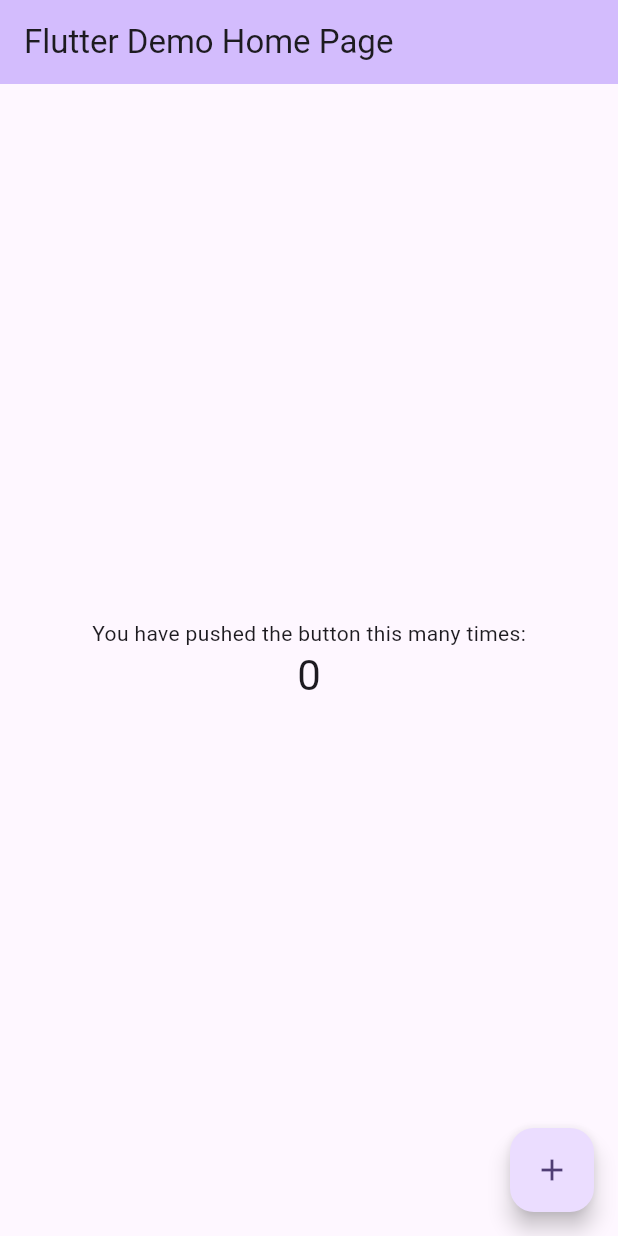
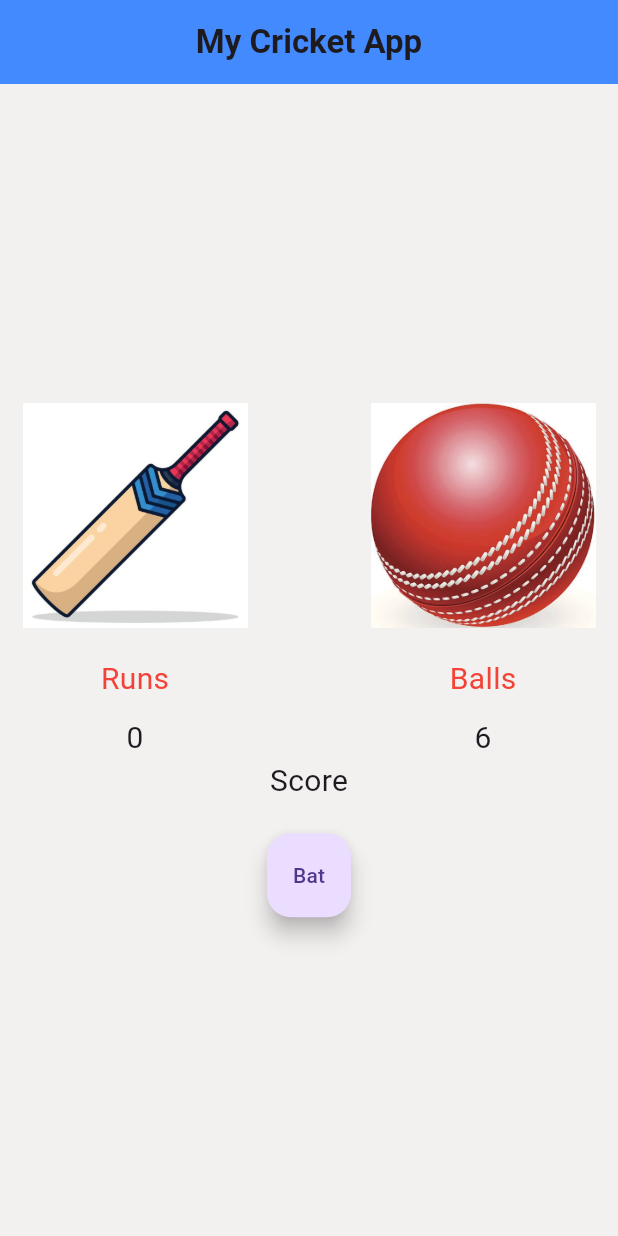
Before and after one commit to BACAbeykoon/Cricket_App, a Flutter app: the screen it shows after launch, on a phone screen of 412 x 824 dp. Run offline on Flutter 3.47's test engine with Material 3 defaults, Android fonts, the phone set to English and light mode, and no system bars.

Commit message:
Create the UI

```diff
--- a/cricket_app/lib/main.dart
+++ b/cricket_app/lib/main.dart
@@ -1,122 +1,81 @@
 import 'package:flutter/material.dart';
 
 void main() {
-  runApp(const MyApp());
+  runApp(MaterialApp(debugShowCheckedModeBanner: false, home: MycricketApp()));
 }
 
-class MyApp extends StatelessWidget {
-  const MyApp({super.key});
+class MycricketApp extends StatefulWidget {
+  const MycricketApp({super.key});
 
-  // This widget is the root of your application.
+  @override
+  State<MycricketApp> createState() => _MycricketAppState();
+}
+
+class _MycricketAppState extends State<MycricketApp> {
   @override
   Widget build(BuildContext context) {
-    return MaterialApp(
-      title: 'Flutter Demo',
-      theme: ThemeData(
-        // This is the theme of your application.
-        //
-        // TRY THIS: Try running your application with "flutter run". You'll see
-        // the application has a purple toolbar. Then, without quitting the app,
-        // try changing the seedColor in the colorScheme below to Colors.green
-        // and then invoke "hot reload" (save your changes or press the "hot
-        // reload" button in a Flutter-supported IDE, or press "r" if you used
-        // the command line to start the app).
-        //
-        // Notice that the counter didn't reset back to zero; the application
-        // state is not lost during the reload. To reset the state, use hot
-        // restart instead.
-        //
-        // This works for code too, not just values: Most code changes can be
-        // tested with just a hot reload.
-        colorScheme: ColorScheme.fromSeed(seedColor: Colors.deepPurple),
+    return Scaffold(
+      backgroundColor: const Color.fromARGB(255, 243, 240, 240),
+      appBar: AppBar(
+        backgroundColor: Colors.blueAccent,
+        centerTitle: true,
+        title: Text(
+          "My Cricket App",
+          style: TextStyle(fontWeight: FontWeight.bold),
+        ),
       ),
-      home: const MyHomePage(title: 'Flutter Demo Home Page'),
-    );
-  }
-}
-
-class MyHomePage extends StatefulWidget {
-  const MyHomePage({super.key, required this.title});
-
-  // This widget is the home page of your application. It is stateful, meaning
-  // that it has a State object (defined below) that contains fields that affect
-  // how it looks.
-
-  // This class is the configuration for the state. It holds the values (in this
-  // case the title) provided by the parent (in this case the App widget) and
-  // used by the build method of the State. Fields in a Widget subclass are
-  // always marked "final".
-
-  final String title;
-
-  @override
-  State<MyHomePage> createState() => _MyHomePageState();
-}
-
-class _MyHomePageState extends State<MyHomePage> {
-  int _counter = 0;
-
-  void _incrementCounter() {
-    setState(() {
-      // This call to setState tells the Flutter framework that something has
-      // changed in this State, which causes it to rerun the build method below
-      // so that the display can reflect the updated values. If we changed
-      // _counter without calling setState(), then the build method would not be
-      // called again, and so nothing would appear to happen.
-      _counter++;
-    });
-  }
-
-  @override
-  Widget build(BuildContext context) {
-    // This method is rerun every time setState is called, for instance as done
-    // by the _incrementCounter method above.
-    //
-    // The Flutter framework has been optimized to make rerunning build methods
-    // fast, so that you can just rebuild anything that needs updating rather
-    // than having to individually change instances of widgets.
-    return Scaffold(
-      appBar: AppBar(
-        // TRY THIS: Try changing the color here to a specific color (to
-        // Colors.amber, perhaps?) and trigger a hot reload to see the AppBar
-        // change color while the other colors stay the same.
-        backgroundColor: Theme.of(context).colorScheme.inversePrimary,
-        // Here we take the value from the MyHomePage object that was created by
-        // the App.build method, and use it to set our appbar title.
-        title: Text(widget.title),
-      ),
-      body: Center(
-        // Center is a layout widget. It takes a single child and positions it
-        // in the middle of the parent.
+      body: Padding(
+        padding: const EdgeInsets.all(15.0),
         child: Column(
-          // Column is also a layout widget. It takes a list of children and
-          // arranges them vertically. By default, it sizes itself to fit its
-          // children horizontally, and tries to be as tall as its parent.
-          //
-          // Column has various properties to control how it sizes itself and
-          // how it positions its children. Here we use mainAxisAlignment to
-          // center the children vertically; the main axis here is the vertical
-          // axis because Columns are vertical (the cross axis would be
-          // horizontal).
-          //
-          // TRY THIS: Invoke "debug painting" (choose the "Toggle Debug Paint"
-          // action in the IDE, or press "p" in the console), to see the
-          // wireframe for each widget.
           mainAxisAlignment: MainAxisAlignment.center,
-          children: <Widget>[
-            const Text('You have pushed the button this many times:'),
-            Text(
-              '$_counter',
-              style: Theme.of(context).textTheme.headlineMedium,
+          children: [
+            Row(
+              mainAxisAlignment: MainAxisAlignment.spaceBetween,
+              children: [
+                Column(
+                  children: [
+                    Image.asset("assets/bat.jpg", height: 150, width: 150),
+                    SizedBox(height: 20),
+                    Text(
+                      "Runs",
+                      style: TextStyle(fontSize: 20, color: Colors.red),
+                    ),
+                    SizedBox(height: 10),
+                    Text("0", style: TextStyle(fontSize: 20)),
+                  ],
+                ),
+                Column(
+                  children: [
+                    Image.asset("assets/ball.jpg", height: 150, width: 150),
+                    SizedBox(height: 20),
+                    Text(
+                      "Balls",
+                      style: TextStyle(fontSize: 20, color: Colors.red),
+                    ),
+                    SizedBox(height: 10),
+                    Text("6", style: TextStyle(fontSize: 20)),
+                  ],
+                ),
+              ],
+            ),
+            Row(
+              mainAxisAlignment: MainAxisAlignment.center,
+              children: [
+                Column(
+                  children: [Text("Score", style: TextStyle(fontSize: 20))],
+                ),
+              ],
+            ),
+            SizedBox(height: 20),
+            Row(
+              mainAxisAlignment: MainAxisAlignment.center,
+              children: [
+                FloatingActionButton(onPressed: () {}, child: Text("Bat")),
+              ],
             ),
           ],
         ),
       ),
-      floatingActionButton: FloatingActionButton(
-        onPressed: _incrementCounter,
-        tooltip: 'Increment',
-        child: const Icon(Icons.add),
-      ), // This trailing comma makes auto-formatting nicer for build methods.
     );
   }
 }
--- a/cricket_app/pubspec.yaml
+++ b/cricket_app/pubspec.yaml
@@ -58,8 +58,8 @@ flutter:
   uses-material-design: true
 
   # To add assets to your application, add an assets section, like this:
-  # assets:
-  #   - images/a_dot_burr.jpeg
+  assets:
+    - assets/
   #   - images/a_dot_ham.jpeg
 
   # An image asset can refer to one or more resolution-specific "variants", see
```
Also changed, not shown: cricket_app/assets/ball.jpg (added), cricket_app/assets/bat.jpg (added).
